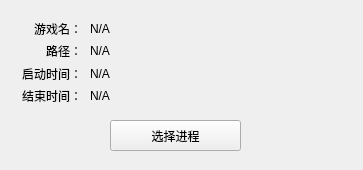
Before: the Qt Designer form client/PidSelect.ui in 992271363/desktop-activity-system, drawn with Qt 5.
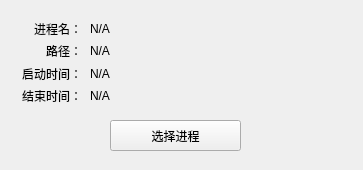
After: the same form once the commit is applied.

```diff
--- a/client/PidSelect.ui
+++ b/client/PidSelect.ui
@@ -79,7 +79,7 @@
     <item>
      <widget class="QLabel" name="proc_name_label">
       <property name="text">
-       <string>游戏名：</string>
+       <string>进程名：</string>
       </property>
       <property name="alignment">
        <set>Qt::AlignRight|Qt::AlignTrailing|Qt::AlignVCenter</set>
```
Left out of the diff: 6 changed lines with no effect on the pictures.
